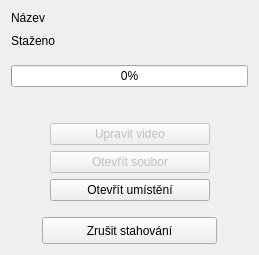
Before: the Qt Designer form y2mate/downloaddialog.ui in RxiPland/y2mate_desktop, drawn with Qt 5.
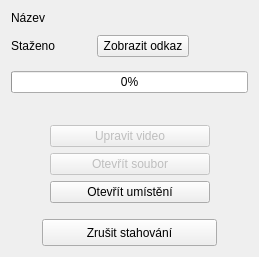
After: the same form once the commit is applied.

```diff
--- a/y2mate/downloaddialog.ui
+++ b/y2mate/downloaddialog.ui
@@ -7,7 +7,7 @@
     <x>0</x>
     <y>0</y>
     <width>259</width>
-    <height>255</height>
+    <height>257</height>
    </rect>
   </property>
   <property name="windowTitle">
@@ -24,17 +24,81 @@
       </widget>
      </item>
      <item>
-      <widget class="QLabel" name="label">
-       <property name="minimumSize">
+      <spacer name="verticalSpacer_4">
+       <property name="orientation">
+        <enum>Qt::Vertical</enum>
+       </property>
+       <property name="sizeType">
+        <enum>QSizePolicy::Fixed</enum>
+       </property>
+       <property name="sizeHint" stdset="0">
         <size>
-         <width>0</width>
-         <height>20</height>
+         <width>20</width>
+         <height>4</height>
         </size>
        </property>
-       <property name="text">
-        <string>Staženo</string>
+      </spacer>
+     </item>
+     <item>
+      <layout class="QHBoxLayout" name="horizontalLayout_3">
+       <property name="topMargin">
+        <number>0</number>
        </property>
-      </widget>
+       <item>
+        <widget class="QLabel" name="label">
+         <property name="sizePolicy">
+          <sizepolicy hsizetype="Minimum" vsizetype="Preferred">
+           <horstretch>0</horstretch>
+           <verstretch>0</verstretch>
+          </sizepolicy>
+         </property>
+         <property name="minimumSize">
+          <size>
+           <width>80</width>
+           <height>20</height>
+          </size>
+         </property>
+         <property name="text">
+          <string>Staženo</string>
+         </property>
+        </widget>
+       </item>
+       <item>
+        <widget class="QPushButton" name="pushButton_5">
+         <property name="sizePolicy">
+          <sizepolicy hsizetype="Minimum" vsizetype="Fixed">
+           <horstretch>0</horstretch>
+           <verstretch>0</verstretch>
+          </sizepolicy>
+         </property>
+         <property name="minimumSize">
+          <size>
+           <width>92</width>
+           <height>0</height>
+          </size>
+         </property>
+         <property name="focusPolicy">
+          <enum>Qt::NoFocus</enum>
+         </property>
+         <property name="text">
+          <string>Zobrazit odkaz</string>
+         </property>
+        </widget>
+       </item>
+       <item>
+        <spacer name="horizontalSpacer_9">
+         <property name="orientation">
+          <enum>Qt::Horizontal</enum>
+         </property>
+         <property name="sizeHint" stdset="0">
+          <size>
+           <width>40</width>
+           <height>20</height>
+          </size>
+         </property>
+        </spacer>
+       </item>
+      </layout>
      </item>
      <item>
       <spacer name="verticalSpacer">
```
